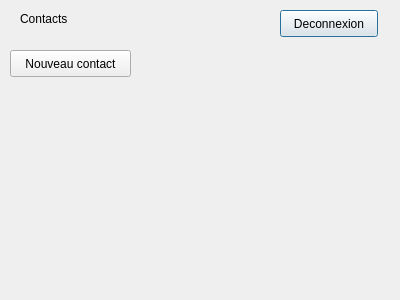
Above: qt-client/winbabel.ui from Bootz/Babel before the change. Below: the same form after it.
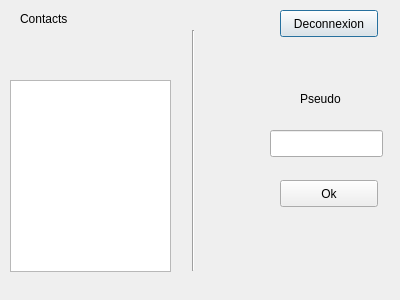
That is the form after the change.

Commit message: Ajout de nouveau contact dans la liste

```diff
--- a/qt-client/winbabel.ui
+++ b/qt-client/winbabel.ui
@@ -39,17 +39,63 @@
     <string>Deconnexion</string>
    </property>
   </widget>
-  <widget class="QPushButton" name="buttonNewContact">
+  <widget class="QListWidget" name="listWidget">
    <property name="geometry">
     <rect>
      <x>10</x>
-     <y>50</y>
-     <width>121</width>
+     <y>80</y>
+     <width>161</width>
+     <height>192</height>
+    </rect>
+   </property>
+  </widget>
+  <widget class="QLineEdit" name="lineEditPseudo">
+   <property name="geometry">
+    <rect>
+     <x>270</x>
+     <y>130</y>
+     <width>113</width>
      <height>27</height>
     </rect>
    </property>
+  </widget>
+  <widget class="QPushButton" name="buttonValid">
+   <property name="geometry">
+    <rect>
+     <x>280</x>
+     <y>180</y>
+     <width>98</width>
+     <height>27</height>
+    </rect>
+   </property>
    <property name="text">
-    <string>Nouveau contact</string>
+    <string>Ok</string>
+   </property>
+  </widget>
+  <widget class="QLabel" name="labelPseudo">
+   <property name="geometry">
+    <rect>
+     <x>300</x>
+     <y>90</y>
+     <width>67</width>
+     <height>17</height>
+    </rect>
+   </property>
+   <property name="text">
+    <string>Pseudo</string>
+   </property>
+  </widget>
+  <widget class="Line" name="line">
+   <property name="geometry">
+    <rect>
+     <x>183</x>
+     <y>30</y>
+     <width>20</width>
+     <height>241</height>
+    </rect>
+   </property>
+   <property name="orientation">
+    <enum>Qt::Vertical</enum>
    </property>
   </widget>
  </widget>
```
The commit also changes 7 other files.
